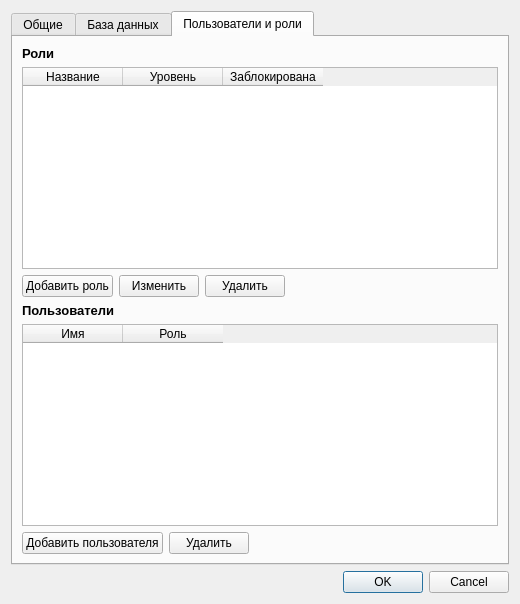
Old version of the form ui/settingsdialog.ui in the repository MikhailBersenev/easyPOS.
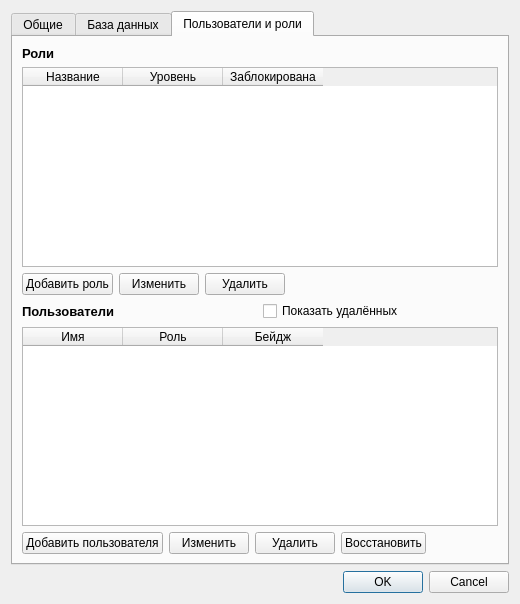
New version of the form.

```diff
--- a/ui/settingsdialog.ui
+++ b/ui/settingsdialog.ui
@@ -190,6 +190,8 @@
         </layout>
        </item>
        <item>
+        <layout class="QHBoxLayout" name="usersHeaderLayout">
+         <item>
         <widget class="QLabel" name="usersLabel">
          <property name="font">
           <font>
@@ -203,6 +205,15 @@
         </widget>
        </item>
        <item>
+          <widget class="QCheckBox" name="showDeletedUsersCheckBox">
+           <property name="text">
+            <string>Показать удалённых</string>
+           </property>
+          </widget>
+         </item>
+        </layout>
+       </item>
+       <item>
         <widget class="QTableWidget" name="usersTable">
          <property name="minimumSize">
           <size>
@@ -226,6 +237,11 @@
            <string>Роль</string>
           </property>
          </column>
+         <column>
+          <property name="text">
+           <string>Бейдж</string>
+          </property>
+         </column>
         </widget>
        </item>
        <item>
@@ -237,6 +253,13 @@
            </property>
           </widget>
          </item>
+         <item>
+          <widget class="QPushButton" name="usersEditBtn">
+           <property name="text">
+            <string>Изменить</string>
+           </property>
+          </widget>
+         </item>
          <item>
           <widget class="QPushButton" name="usersDeleteBtn">
            <property name="text">
@@ -244,6 +267,16 @@
            </property>
           </widget>
          </item>
+         <item>
+          <widget class="QPushButton" name="usersRestoreBtn">
+           <property name="text">
+            <string>Восстановить</string>
+           </property>
+           <property name="toolTip">
+            <string>Показать удалённых и восстановить выбранного</string>
+           </property>
+          </widget>
+         </item>
          <item>
           <spacer name="horizontalSpacer2">
            <property name="orientation">
```
Lines whose indentation alone changed are shown as unchanged.
